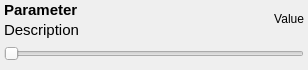
Before: the Qt Designer form src/parameter/ParameterEntryWidget.ui in openscad/openscad, drawn with Qt 5.
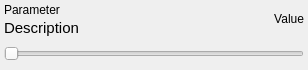
After: the same form once the commit is applied.

```diff
--- a/src/parameter/ParameterEntryWidget.ui
+++ b/src/parameter/ParameterEntryWidget.ui
@@ -324,19 +324,15 @@
            <verstretch>0</verstretch>
           </sizepolicy>
          </property>
-         <property name="font">
-          <font>
-           <pointsize>11</pointsize>
-           <weight>75</weight>
-           <bold>true</bold>
-          </font>
-         </property>
          <property name="lineWidth">
           <number>0</number>
          </property>
          <property name="text">
           <string>Parameter</string>
          </property>
+         <property name="wordWrap">
+          <bool>true</bool>
+         </property>
         </widget>
        </item>
        <item>
```
Left out of the diff: 8 changed lines with no effect on the pictures. Lines whose indentation alone changed are shown as unchanged.
